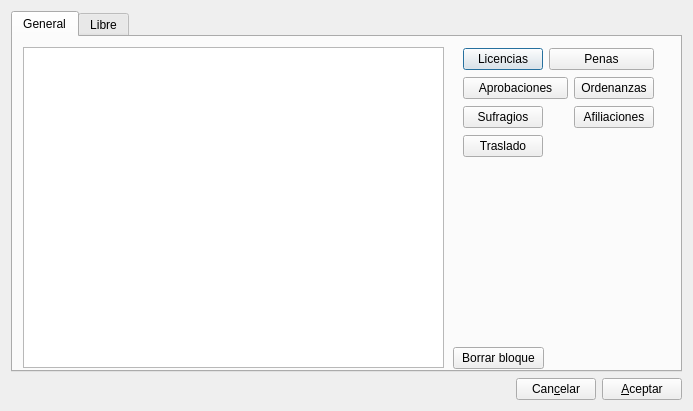
rogorido/qtpredicadores, file gui/dlgdetalles.ui: the form before one commit.
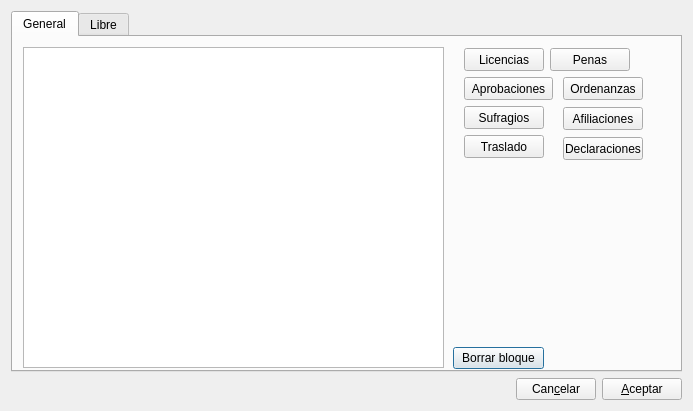
The form after the commit.

Diff of the .ui file:
```diff
--- a/gui/dlgdetalles.ui
+++ b/gui/dlgdetalles.ui
@@ -33,67 +33,6 @@
         </rect>
        </property>
       </widget>
-      <widget class="QWidget" name="layoutWidget">
-       <property name="geometry">
-        <rect>
-         <x>450</x>
-         <y>10</y>
-         <width>191</width>
-         <height>112</height>
-        </rect>
-       </property>
-       <layout class="QGridLayout" name="gridLayout">
-        <item row="0" column="0">
-         <widget class="QPushButton" name="btLicencias">
-          <property name="text">
-           <string>Licencias</string>
-          </property>
-         </widget>
-        </item>
-        <item row="0" column="1" colspan="2">
-         <widget class="QPushButton" name="btPenas">
-          <property name="text">
-           <string>Penas</string>
-          </property>
-         </widget>
-        </item>
-        <item row="1" column="0" colspan="2">
-         <widget class="QPushButton" name="btAprobaciones">
-          <property name="text">
-           <string>Aprobaciones</string>
-          </property>
-         </widget>
-        </item>
-        <item row="1" column="2">
-         <widget class="QPushButton" name="btOrdenanzas">
-          <property name="text">
-           <string>Ordenanzas</string>
-          </property>
-         </widget>
-        </item>
-        <item row="2" column="2">
-         <widget class="QPushButton" name="btAfiliaciones">
-          <property name="text">
-           <string>Afiliaciones</string>
-          </property>
-         </widget>
-        </item>
-        <item row="2" column="0">
-         <widget class="QPushButton" name="btSufragios">
-          <property name="text">
-           <string>Sufragios</string>
-          </property>
-         </widget>
-        </item>
-        <item row="3" column="0">
-         <widget class="QPushButton" name="btTraslado">
-          <property name="text">
-           <string>Traslado</string>
-          </property>
-         </widget>
-        </item>
-       </layout>
-      </widget>
       <widget class="QPushButton" name="btBorrarBloqueJson">
        <property name="geometry">
         <rect>
@@ -107,6 +46,110 @@
         <string>Borrar bloque</string>
        </property>
       </widget>
+      <widget class="QPushButton" name="btAprobaciones">
+       <property name="geometry">
+        <rect>
+         <x>451</x>
+         <y>40</y>
+         <width>89</width>
+         <height>23</height>
+        </rect>
+       </property>
+       <property name="text">
+        <string>Aprobaciones</string>
+       </property>
+      </widget>
+      <widget class="QPushButton" name="btTraslado">
+       <property name="geometry">
+        <rect>
+         <x>451</x>
+         <y>98</y>
+         <width>80</width>
+         <height>23</height>
+        </rect>
+       </property>
+       <property name="text">
+        <string>Traslado</string>
+       </property>
+      </widget>
+      <widget class="QPushButton" name="btSufragios">
+       <property name="geometry">
+        <rect>
+         <x>451</x>
+         <y>69</y>
+         <width>80</width>
+         <height>23</height>
+        </rect>
+       </property>
+       <property name="text">
+        <string>Sufragios</string>
+       </property>
+      </widget>
+      <widget class="QPushButton" name="btDeclaraciones">
+       <property name="geometry">
+        <rect>
+         <x>550</x>
+         <y>100</y>
+         <width>80</width>
+         <height>23</height>
+        </rect>
+       </property>
+       <property name="text">
+        <string>Declaraciones</string>
+       </property>
+      </widget>
+      <widget class="QPushButton" name="btOrdenanzas">
+       <property name="geometry">
+        <rect>
+         <x>550</x>
+         <y>40</y>
+         <width>80</width>
+         <height>23</height>
+        </rect>
+       </property>
+       <property name="text">
+        <string>Ordenanzas</string>
+       </property>
+      </widget>
+      <widget class="QPushButton" name="btPenas">
+       <property name="geometry">
+        <rect>
+         <x>537</x>
+         <y>11</y>
+         <width>80</width>
+         <height>23</height>
+        </rect>
+       </property>
+       <property name="text">
+        <string>Penas</string>
+       </property>
+      </widget>
+      <widget class="QPushButton" name="btLicencias">
+       <property name="geometry">
+        <rect>
+         <x>451</x>
+         <y>11</y>
+         <width>80</width>
+         <height>23</height>
+        </rect>
+       </property>
+       <property name="text">
+        <string>Licencias</string>
+       </property>
+      </widget>
+      <widget class="QPushButton" name="btAfiliaciones">
+       <property name="geometry">
+        <rect>
+         <x>550</x>
+         <y>70</y>
+         <width>80</width>
+         <height>23</height>
+        </rect>
+       </property>
+       <property name="text">
+        <string>Afiliaciones</string>
+       </property>
+      </widget>
      </widget>
      <widget class="QWidget" name="tab">
       <attribute name="title">
```
